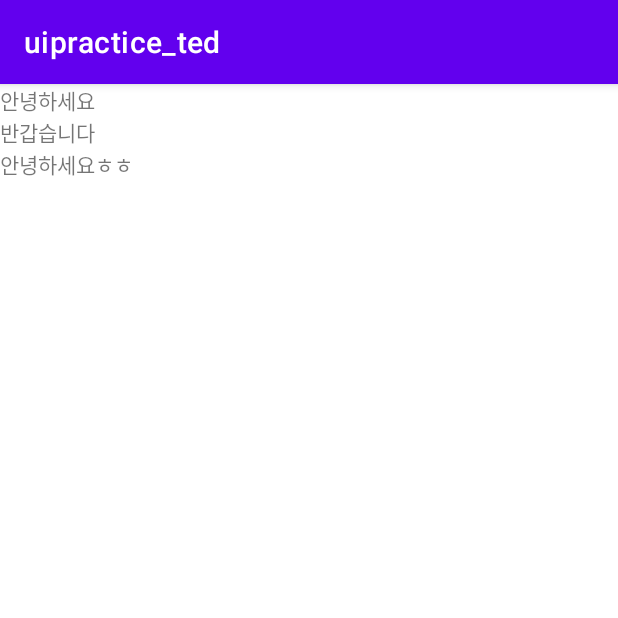
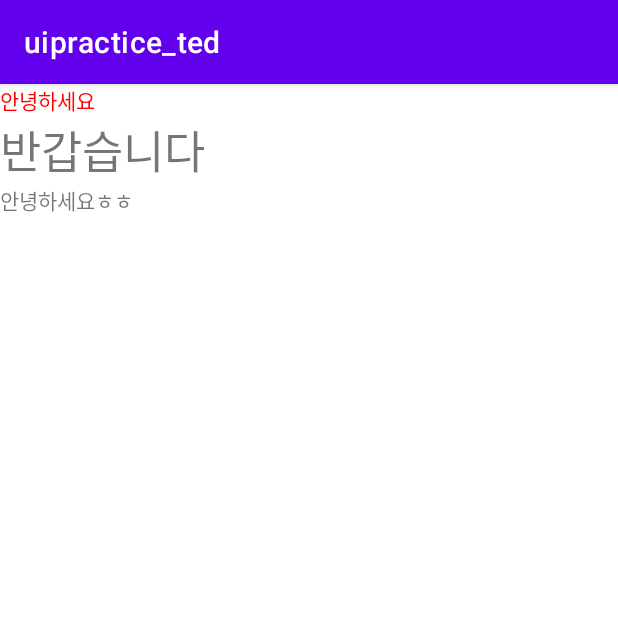
Before and after one commit to ted0913/uipractice_ted, an Android app: the screen it shows after launch (MainActivity), on a phone screen of 412 x 824 dp, the top half of it. Run offline under Robolectric (Android 15) with nearby library versions, the phone set to English and light mode, and no system bars.

Commit message:
텍스트 사이즈 체험

```diff
--- a/app/src/main/res/layout/activity_main.xml
+++ b/app/src/main/res/layout/activity_main.xml
@@ -14,11 +14,13 @@
         <TextView
             android:layout_width="wrap_content"
             android:layout_height="wrap_content"
+            android:textColor="#ff0000"
             android:text="안녕하세요"/>
 
         <TextView
             android:layout_width="wrap_content"
             android:layout_height="wrap_content"
+            android:textSize="30sp"
             android:text="반갑습니다"/>
 
         <TextView
```
